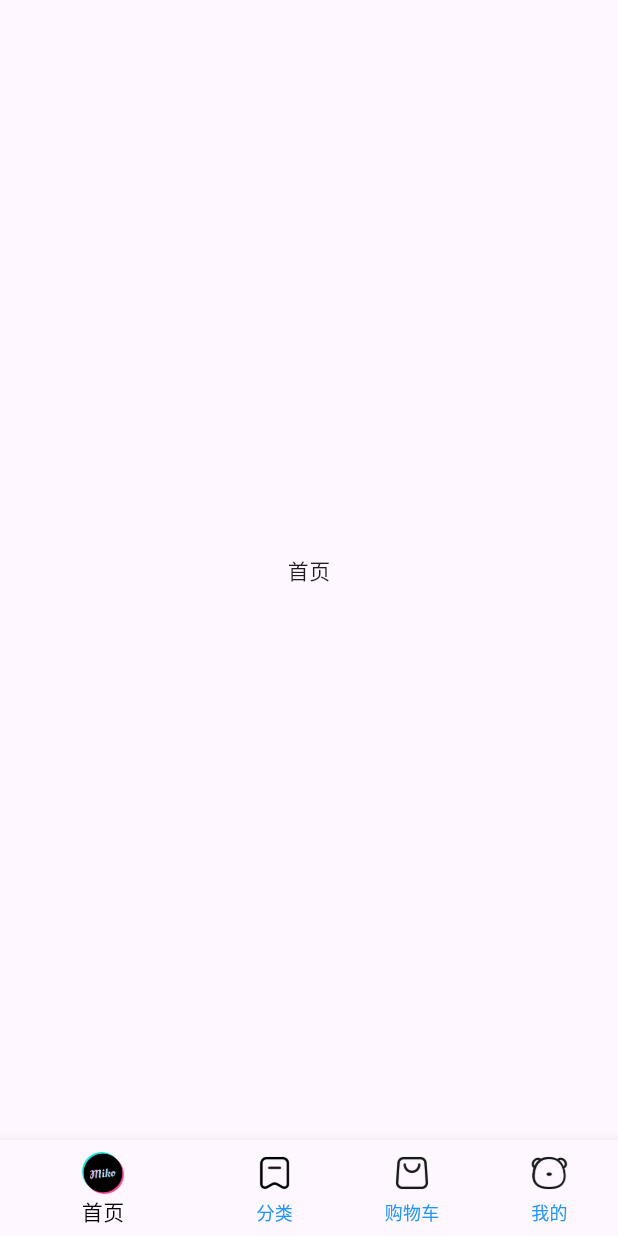
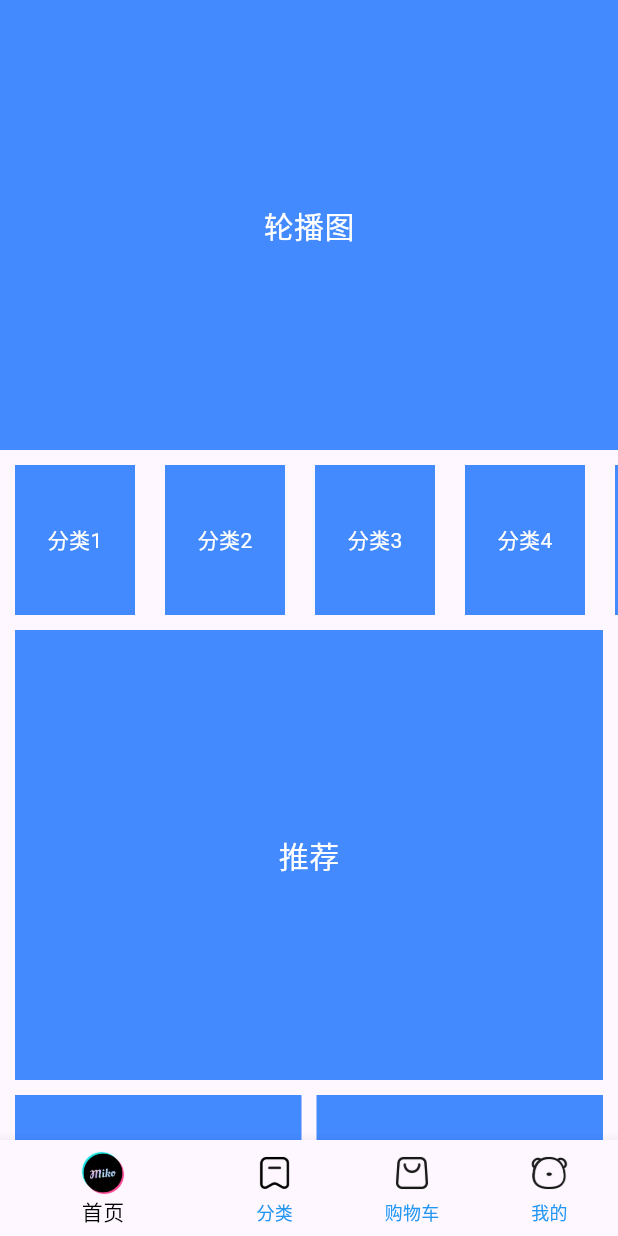
Before and after one commit to magicstar6966/hm_shop, a Flutter app: the screen it shows after launch, on a phone screen of 412 x 824 dp. Run offline on Flutter 3.47's test engine with Material 3 defaults, Android fonts, the phone set to English and light mode, and no system bars.

Commit message:
完成首页基础布局

```diff
--- /dev/null
+++ b/lib/components/home/hmCategory.dart
@@ -0,0 +1,34 @@
+import 'package:flutter/material.dart';
+
+class HmCategory extends StatefulWidget {
+  HmCategory({Key? key}) : super(key: key);
+
+  @override
+  _HmCategoryState createState() => _HmCategoryState();
+}
+
+class _HmCategoryState extends State<HmCategory> {
+  @override
+  Widget build(BuildContext context) {
+    return SizedBox(
+      height: 100,
+      child: ListView.builder(
+        scrollDirection: Axis.horizontal,
+        itemCount: 10,
+        itemBuilder: (BuildContext context, int index) {
+          return Container(
+            alignment: Alignment.center,
+            width: 80,
+            height: 100,
+            color: Colors.blueAccent,
+            margin: EdgeInsets.symmetric(horizontal: 10),
+            child: Text(
+              "分类${index + 1}",
+              style: TextStyle(color: Colors.white),
+            ),
+          );
+        },
+      ),
+    );
+  }
+}
--- /dev/null
+++ b/lib/components/home/hmHot.dart
@@ -0,0 +1,20 @@
+import 'package:flutter/material.dart';
+
+class HmHot extends StatefulWidget {
+  HmHot({Key? key}) : super(key: key);
+
+  @override
+  _HmHotState createState() => _HmHotState();
+}
+
+class _HmHotState extends State<HmHot> {
+  @override
+  Widget build(BuildContext context) {
+    return Container(
+      height: 200,
+      color: Colors.blueAccent,
+      alignment: Alignment.center,
+      child: Text("爆款推荐", style: TextStyle(color: Colors.white, fontSize: 20),),
+    );
+  }
+}
--- /dev/null
+++ b/lib/components/home/hmMoreList.dart
@@ -0,0 +1,34 @@
+import 'package:flutter/material.dart';
+
+class HmMoreList extends StatefulWidget {
+  HmMoreList({Key? key}) : super(key: key);
+
+  @override
+  _HmMoreListState createState() => _HmMoreListState();
+}
+
+class _HmMoreListState extends State<HmMoreList> {
+  @override
+  Widget build(BuildContext context) {
+    return SliverPadding(
+      padding: EdgeInsets.symmetric(horizontal: 10),
+      sliver: SliverGrid.builder(
+        gridDelegate: SliverGridDelegateWithFixedCrossAxisCount(
+          crossAxisCount: 2,
+          mainAxisSpacing: 10,
+          crossAxisSpacing: 10,
+        ),
+        itemBuilder: (BuildContext context, int index) {
+          return Container(
+            color: Colors.blueAccent,
+            alignment: Alignment.center,
+            child: Text(
+              "商品",
+              style: TextStyle(color: Colors.white, fontSize: 20),
+            ),
+          );
+        },
+      ),
+    );
+  }
+}
--- /dev/null
+++ b/lib/components/home/hmSlider.dart
@@ -0,0 +1,20 @@
+import 'package:flutter/material.dart';
+
+class HmSlider extends StatefulWidget {
+  HmSlider({Key? key}) : super(key: key);
+
+  @override
+  _HmSliderState createState() => _HmSliderState();
+}
+
+class _HmSliderState extends State<HmSlider> {
+  @override
+  Widget build(BuildContext context) {
+    return Container(
+      color: Colors.blueAccent,
+      height: 300,
+      alignment: Alignment.center,
+       child: Text("轮播图",style: TextStyle(color: Colors.white, fontSize: 20))
+    );
+  }
+}
--- /dev/null
+++ b/lib/components/home/hmSuggestion.dart
@@ -0,0 +1,23 @@
+import 'package:flutter/material.dart';
+
+class HmSuggestion extends StatefulWidget {
+  HmSuggestion({Key? key}) : super(key: key);
+
+  @override
+  _HmSuggestionState createState() => _HmSuggestionState();
+}
+
+class _HmSuggestionState extends State<HmSuggestion> {
+  @override
+  Widget build(BuildContext context) {
+    return Padding(
+      padding: EdgeInsets.symmetric(horizontal: 10),
+      child: Container(
+        color: Colors.blueAccent,
+        height: 300,
+        alignment: Alignment.center,
+        child: Text("推荐", style: TextStyle(color: Colors.white, fontSize: 20)),
+      ),
+    );
+  }
+}
--- a/lib/pages/home/index.dart
+++ b/lib/pages/home/index.dart
@@ -1,4 +1,9 @@
 import 'package:flutter/cupertino.dart';
+import 'package:hm_shop/components/home/hmCategory.dart';
+import 'package:hm_shop/components/home/hmHot.dart';
+import 'package:hm_shop/components/home/hmMoreList.dart';
+import 'package:hm_shop/components/home/hmSlider.dart';
+import 'package:hm_shop/components/home/hmSuggestion.dart';
 
 class HomeView extends StatefulWidget {
   HomeView({Key? key}) : super(key: key);
@@ -8,10 +13,43 @@ class HomeView extends StatefulWidget {
 }
 
 class _HomeViewState extends State<HomeView> {
+  //获取滚动容器的内容
+  List<Widget> _getScrollChildren() {
+    return [
+      //包裹普通 widget 的 sliver 家族的组件
+      SliverToBoxAdapter(child: HmSlider()),
+      //放置间隔
+      SliverToBoxAdapter(child: SizedBox(height: 10)),
+      //放置分类组件
+      SliverToBoxAdapter(child: HmCategory()),
+      //放置间隔
+      SliverToBoxAdapter(child: SizedBox(height: 10)),
+      //放置推荐组件
+      SliverToBoxAdapter(child: HmSuggestion()),
+      //放置间隔
+      SliverToBoxAdapter(child: SizedBox(height: 10)),
+      //放置爆款推荐
+      SliverToBoxAdapter(
+        child: Padding(
+          padding: EdgeInsets.symmetric(horizontal: 10),
+          child: Flex(
+            direction: Axis.horizontal,
+            children: [
+              Expanded(child: HmHot()),
+              SizedBox(width: 10),
+              Expanded(child: HmHot()),
+            ],
+          ),
+        ),
+      ),
+      //放置间隔
+      SliverToBoxAdapter(child: SizedBox(height: 10)),
+      HmMoreList()
+    ];
+  }
+
   @override
   Widget build(BuildContext context) {
-    return Center(
-      child: Text("首页"),
-    );
+    return CustomScrollView(slivers: _getScrollChildren());
   }
 }
```
